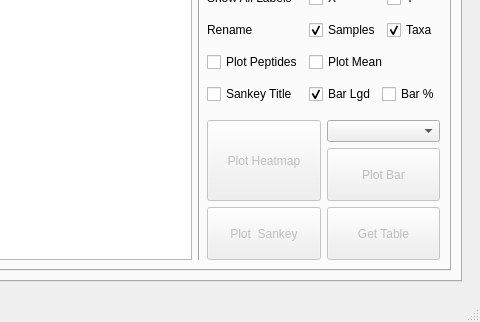
The window that utils/MetaX_GUI/MainWindow.ui (byemaxx/MetaX) describes before a commit, drawn with Qt 5; both pictures show x 608 to 1088 and y 276 to 598 of the 1088 by 598 pixel window.
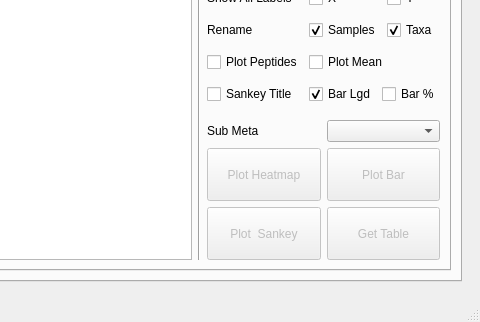
The same window after the commit. The open tabs and pages were chosen to show the change.

Commit message: New: Add Sub Meta option for the basic Heatmap plot.

Patch:
```diff
--- a/utils/MetaX_GUI/MainWindow.ui
+++ b/utils/MetaX_GUI/MainWindow.ui
@@ -2246,22 +2246,6 @@
                     </property>
                    </widget>
                   </item>
-                  <item row="0" column="0" rowspan="2">
-                   <widget class="QPushButton" name="pushButton_basic_heatmap_plot">
-                    <property name="enabled">
-                     <bool>false</bool>
-                    </property>
-                    <property name="sizePolicy">
-                     <sizepolicy hsizetype="Preferred" vsizetype="Preferred">
-                      <horstretch>0</horstretch>
-                      <verstretch>0</verstretch>
-                     </sizepolicy>
-                    </property>
-                    <property name="text">
-                     <string>Plot Heatmap</string>
-                    </property>
-                   </widget>
-                  </item>
                   <item row="1" column="1">
                    <widget class="QPushButton" name="pushButton_basic_bar_plot">
                     <property name="enabled">
@@ -2285,6 +2269,29 @@
                     </property>
                    </widget>
                   </item>
+                  <item row="1" column="0">
+                   <widget class="QPushButton" name="pushButton_basic_heatmap_plot">
+                    <property name="enabled">
+                     <bool>false</bool>
+                    </property>
+                    <property name="sizePolicy">
+                     <sizepolicy hsizetype="Preferred" vsizetype="Preferred">
+                      <horstretch>0</horstretch>
+                      <verstretch>0</verstretch>
+                     </sizepolicy>
+                    </property>
+                    <property name="text">
+                     <string>Plot Heatmap</string>
+                    </property>
+                   </widget>
+                  </item>
+                  <item row="0" column="0">
+                   <widget class="QLabel" name="label_164">
+                    <property name="text">
+                     <string>Sub Meta </string>
+                    </property>
+                   </widget>
+                  </item>
                  </layout>
                 </item>
                 <item row="0" column="6" rowspan="7">
```
Left out of the diff: 88 changed lines with no effect on the pictures. The commit also changes 8 other files.
